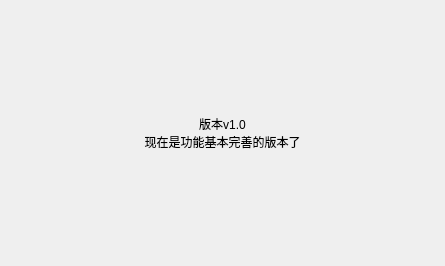
Before: the Qt Designer form AppeaRemind/about.ui in yzc0731/copy_from_xiang, drawn with Qt 5.
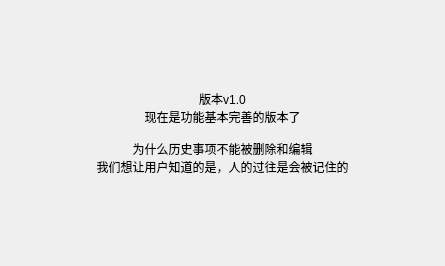
After: the same form once the commit is applied.

```diff
--- a/AppeaRemind/about.ui
+++ b/AppeaRemind/about.ui
@@ -18,7 +18,10 @@
     <widget class="QLabel" name="label">
      <property name="text">
       <string>版本v1.0
-现在是功能基本完善的版本了</string>
+现在是功能基本完善的版本了
+
+为什么历史事项不能被删除和编辑
+我们想让用户知道的是，人的过往是会被记住的</string>
      </property>
      <property name="alignment">
       <set>Qt::AlignCenter</set>
```
